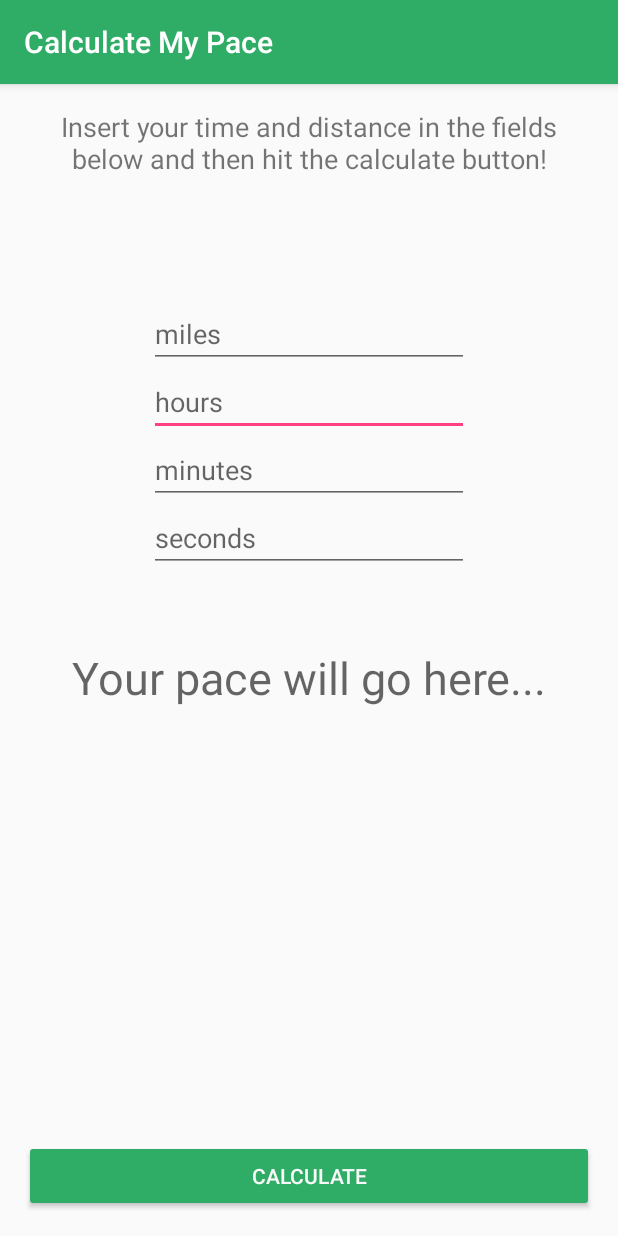
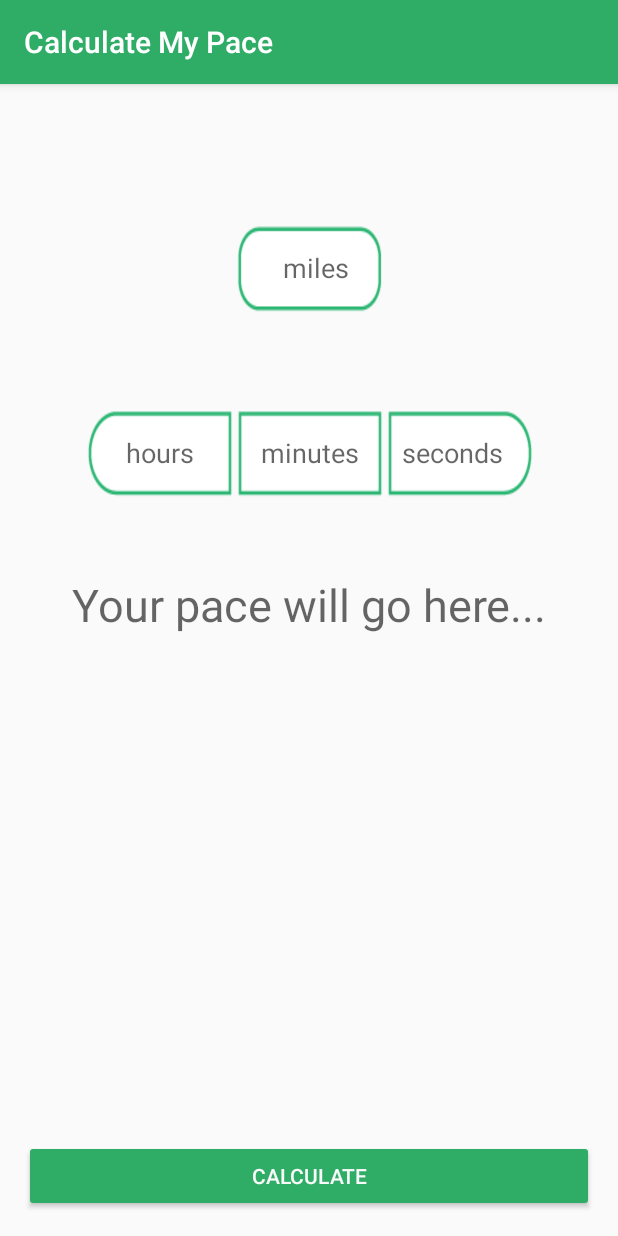
Before and after one commit to daviddalton/calculate-my-pace, an Android app: the MainActivity screen opened directly, with no data from a screen before it, after a tap on "CALCULATE", on a phone screen of 412 x 824 dp. Run offline under Robolectric (Android 15) with nearby library versions, the phone set to English and light mode, and no system bars.

Commit message:
changed the view

```diff
--- a/app/src/main/java/com/example/david/calculate_my_pace/DistanceActivity.java
+++ b/app/src/main/java/com/example/david/calculate_my_pace/DistanceActivity.java
@@ -44,10 +44,10 @@ public class DistanceActivity extends AppCompatActivity {
 
     public void calculate() {
 
-        int hours = 0;
-        int minutes = 0;
-        int seconds = 0;
-        int pace = 0;
+        double hours = 0;
+        double minutes = 0;
+        double seconds = 0;
+        double pace = 0;
 
         if (!editSeconds.getText().toString().equals("")) {
             seconds = secondsToMinutes();
@@ -64,8 +64,8 @@ public class DistanceActivity extends AppCompatActivity {
         }
 
         if (!editSeconds.getText().toString().equals("") && !editHours.getText().toString().equals("") && !editMinutes.getText().toString().equals("") && !editPace.getText().toString().equals("")) {
-            int totalMinutes = hours + minutes + seconds;
-            int distance = pace / totalMinutes;
+            double totalMinutes = hours + minutes + seconds;
+            double distance = pace / totalMinutes;
             textDistance.setText(String.valueOf(distance));
         }
     }
--- a/app/src/main/java/com/example/david/calculate_my_pace/MainActivity.java
+++ b/app/src/main/java/com/example/david/calculate_my_pace/MainActivity.java
@@ -38,10 +38,12 @@ public class MainActivity extends AppCompatActivity {
 
     public void calculate() {
 
-        int hours = 0;
-        int minutes = 0;
-        int seconds = 0;
-        int distance = 0;
+        double hours = 0;
+        double minutes = 0;
+        double seconds = 0;
+        double distance = 0;
+
+
 
         if (!editSeconds.getText().toString().equals("")) {
             seconds = Integer.parseInt(editSeconds.getText().toString());
@@ -53,13 +55,13 @@ public class MainActivity extends AppCompatActivity {
             minutes = minutesToSeconds();
         }
         if (!editDistance.getText().toString().equals("")) {
-            distance = Integer.parseInt(editDistance.getText().toString());
+            distance = Double.parseDouble(editDistance.getText().toString());
         }
 
         if (!editSeconds.getText().toString().equals("") && !editHours.getText().toString().equals("") && !editMinutes.getText().toString().equals("") && !editDistance.getText().toString().equals("")) {
-            int totalSeconds = hours + minutes + seconds;
-            int pace = totalSeconds / distance;
-            textPace.setText(DateUtils.formatElapsedTime(pace));
+            double totalSeconds = hours + minutes + seconds;
+            double pace = totalSeconds / distance;
+            textPace.setText(DateUtils.formatElapsedTime((long) pace));
         }
     }
 
--- a/app/src/main/res/layout/activity_main.xml
+++ b/app/src/main/res/layout/activity_main.xml
@@ -8,14 +8,6 @@
     android:paddingRight="@dimen/activity_horizontal_margin"
     android:paddingTop="@dimen/activity_vertical_margin"
     tools:context="com.example.david.calculate_my_pace.MainActivity">
-
-    <TextView
-        android:layout_width="wrap_content"
-        android:layout_height="wrap_content"
-        android:text="Insert your time and distance in the fields below and then hit the calculate button!"
-        android:id="@+id/textView"
-        android:textAlignment="center"
-        android:textSize="18dp" />
 
     <Button
         android:layout_width="wrap_content"
@@ -29,46 +21,55 @@
         android:textColor="#f9f9f9" />
 
     <EditText
-        android:layout_width="wrap_content"
+        android:layout_width="100dp"
         android:layout_height="wrap_content"
         android:inputType="number"
         android:ems="10"
         android:id="@+id/hours"
-        android:layout_below="@+id/distance"
-        android:layout_alignStart="@+id/distance"
-        android:hint="hours"/>  <!-- This is the Hours -->
+        android:hint="   hours"
+        android:layout_alignTop="@+id/minutes"
+        android:layout_toStartOf="@+id/distance"
+        android:background="@drawable/hoursbackground"
+        android:paddingLeft="14dp"/>  <!-- This is the Hours -->
 
     <EditText
-        android:layout_width="wrap_content"
+        android:layout_width="100dp"
         android:layout_height="wrap_content"
         android:inputType="number"
         android:ems="10"
         android:id="@+id/minutes"
         android:labelFor="@string/minutes"
-        android:layout_below="@+id/hours"
-        android:layout_alignStart="@+id/hours"
-        android:hint="minutes"/>  <!-- This is the minutes -->
+        android:hint=" minutes"
+        android:layout_below="@+id/distance"
+        android:layout_toEndOf="@+id/hours"
+        android:layout_marginTop="62dp"
+        android:background="@drawable/minutesbackground"
+        android:paddingLeft="13dp"/>  <!-- This is the minutes -->
 
     <EditText
-        android:layout_width="wrap_content"
+        android:layout_width="100dp"
         android:layout_height="wrap_content"
         android:inputType="number"
         android:ems="10"
         android:id="@+id/seconds"
-        android:layout_below="@+id/minutes"
-        android:layout_alignStart="@+id/minutes"
-        android:hint="seconds"/>  <!-- This is the seconds -->
+        android:hint="seconds"
+        android:layout_alignTop="@+id/minutes"
+        android:layout_toEndOf="@+id/minutes"
+        android:background="@drawable/secondsbackground"
+        android:paddingLeft="12dp"/>  <!-- This is the seconds -->
 
     <EditText
-        android:layout_width="wrap_content"
+        android:layout_width="100dp"
         android:layout_height="wrap_content"
         android:inputType="numberDecimal"
         android:ems="10"
         android:id="@+id/distance"
-        android:layout_marginTop="82dp"
-        android:hint="miles"
-        android:layout_below="@+id/textView"
-        android:layout_centerHorizontal="true" />  <!-- This is the distance -->
+        android:layout_marginTop="76dp"
+        android:hint="    miles"
+        android:layout_alignParentTop="true"
+        android:layout_centerHorizontal="true"
+        android:background="@drawable/milesbackground"
+        android:paddingLeft="14dp"/>  <!-- This is the distance -->
 
     <TextView
         android:layout_width="match_parent"
```
Also changed, not shown: app/src/main/res/drawable/hoursbackground.png (added), app/src/main/res/drawable/milesbackground.png (added), app/src/main/res/drawable/minutesbackground.png (added), app/src/main/res/drawable/secondsbackground.png (added).
